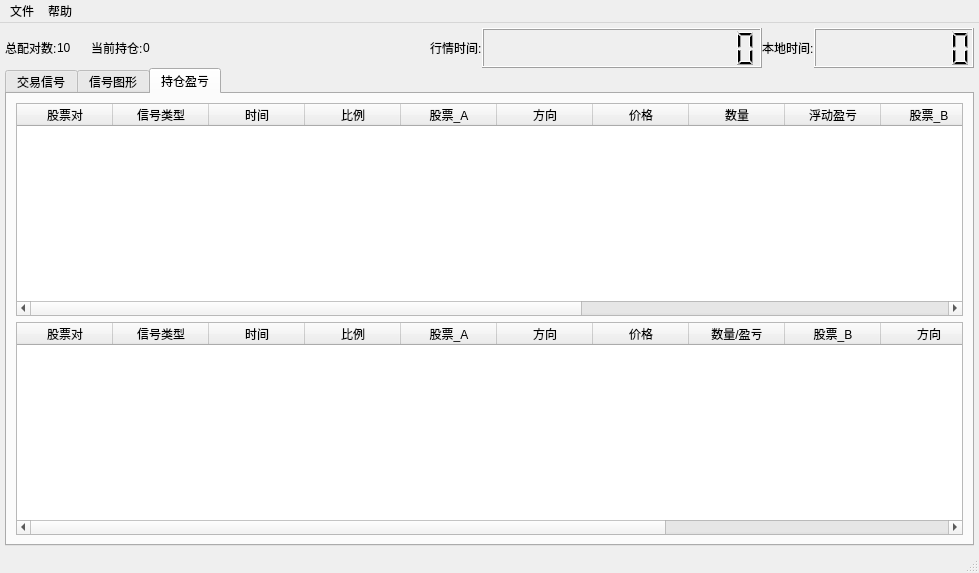
Qt form ui/mainWindows.ui (sharmaking/CoIntegrationAnalysis) before a commit.
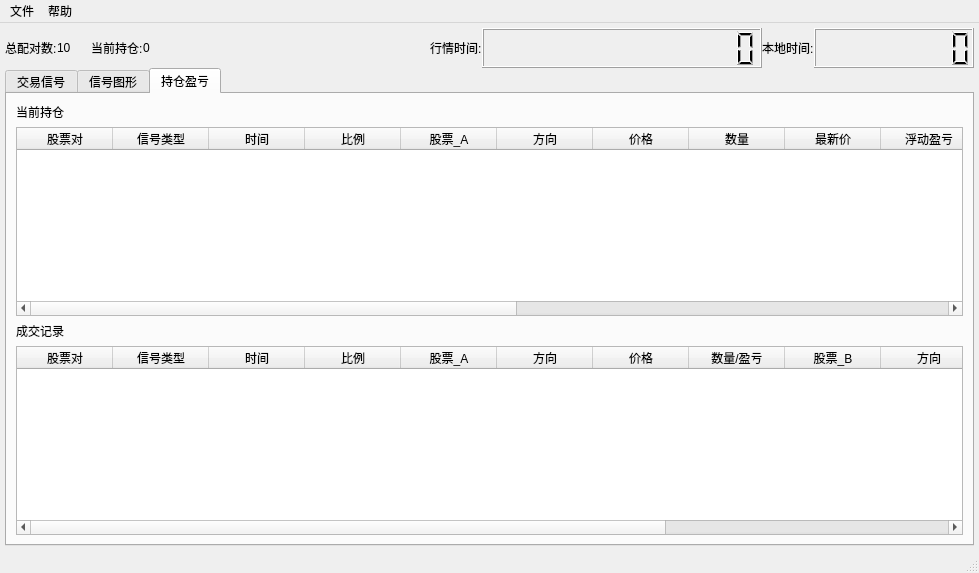
The same form after that commit. The open tabs and pages were chosen to show the change.

Commit message: 持仓浮动盈亏更新

The edit to the form file:
```diff
--- a/ui/mainWindows.ui
+++ b/ui/mainWindows.ui
@@ -451,6 +451,13 @@
         <string>持仓盈亏</string>
        </attribute>
        <layout class="QVBoxLayout" name="verticalLayout_3">
+        <item>
+         <widget class="QLabel" name="label_3">
+          <property name="text">
+           <string>当前持仓</string>
+          </property>
+         </widget>
+        </item>
         <item>
          <widget class="QTableWidget" name="positionsPairTableWidget">
           <property name="horizontalScrollBarPolicy">
@@ -520,6 +527,11 @@
             <string>数量</string>
            </property>
           </column>
+          <column>
+           <property name="text">
+            <string>最新价</string>
+           </property>
+          </column>
           <column>
            <property name="text">
             <string>浮动盈亏</string>
@@ -545,6 +557,11 @@
             <string>数量</string>
            </property>
           </column>
+          <column>
+           <property name="text">
+            <string>最新价</string>
+           </property>
+          </column>
           <column>
            <property name="text">
             <string>浮动盈亏</string>
@@ -557,6 +574,13 @@
           </column>
          </widget>
         </item>
+        <item>
+         <widget class="QLabel" name="label_7">
+          <property name="text">
+           <string>成交记录</string>
+          </property>
+         </widget>
+        </item>
         <item>
          <widget class="QTableWidget" name="tureTradeTableWidget">
           <property name="horizontalScrollBarPolicy">
```
Left out of the diff: 6 changed lines with no effect on the pictures. The commit also changes 3 other files.
